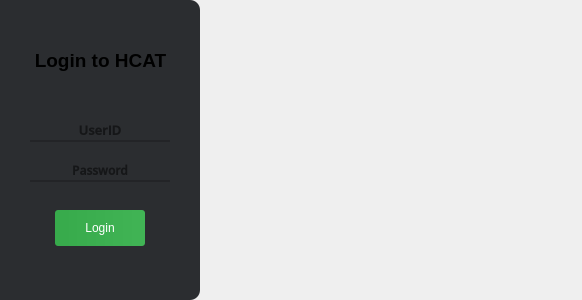
Old version of the form login.ui in the repository hsn8086/hcat-client_qt5_test.
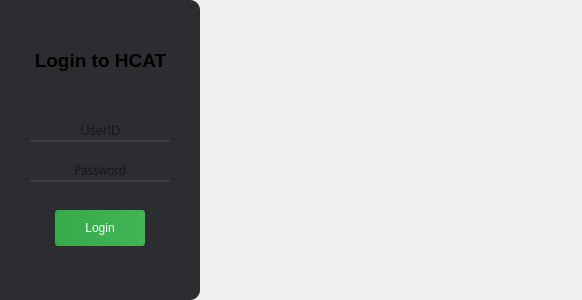
New version of the form. Icons and pictures are not drawn.

Commit message: 更新ui

What changed in the file:
```diff
--- a/login.ui
+++ b/login.ui
@@ -87,7 +87,7 @@
    </property>
    <property name="font">
     <font>
-     <family>Open Sans SemiBold</family>
+     <family>Open Sans Light</family>
      <pointsize>10</pointsize>
      <weight>75</weight>
      <italic>false</italic>
@@ -99,7 +99,7 @@
    </property>
    <property name="styleSheet">
     <string notr="true">border: none;
-border-bottom:2px solid rgba(0,0,0,50);
+border-bottom:2px solid rgba(128,128,128,50);
 background-color: rgba(0,0,0,0);</string>
    </property>
    <property name="inputMask">
@@ -152,7 +152,7 @@
    </property>
    <property name="font">
     <font>
-     <family>Open Sans SemiBold</family>
+     <family>Open Sans Light</family>
      <weight>75</weight>
      <italic>false</italic>
      <bold>true</bold>
@@ -163,7 +163,7 @@
    </property>
    <property name="styleSheet">
     <string notr="true">border: none;
-border-bottom:2px solid rgba(0,0,0,50);
+border-bottom:2px solid rgba(128,128,128,50);
 background-color: rgba(0,0,0,0);</string>
    </property>
    <property name="inputMask">
```
